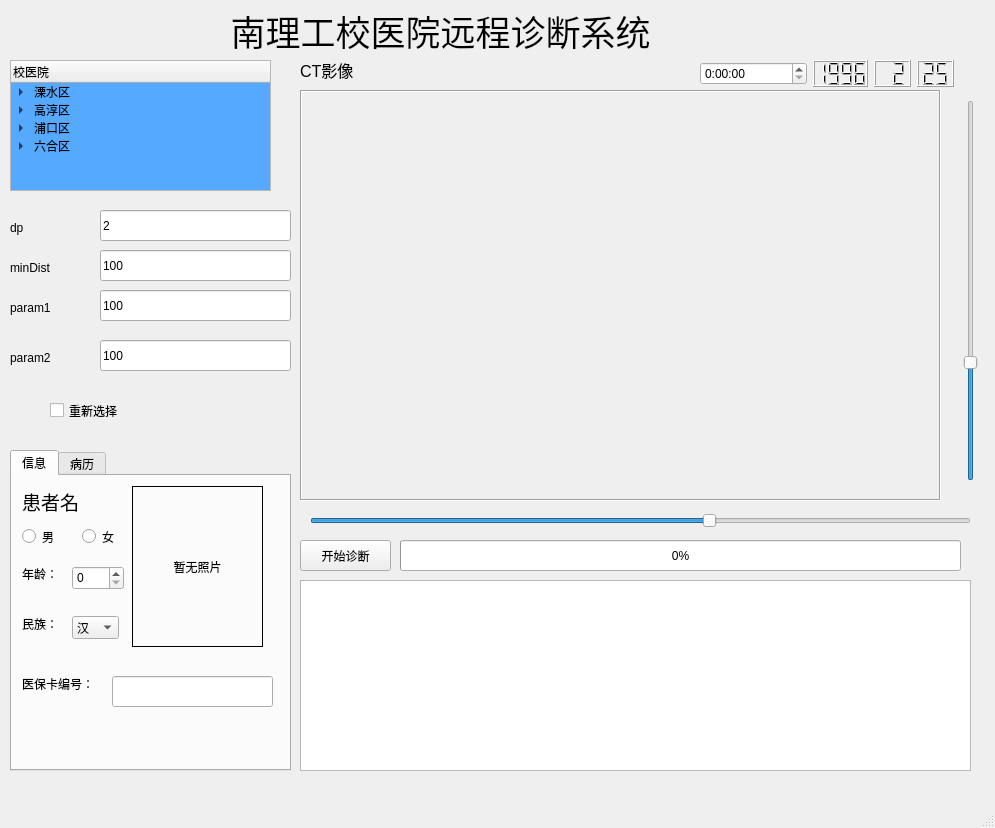
Qt form mainwindow.ui (luolaihua/TeleMedicine) before a commit.
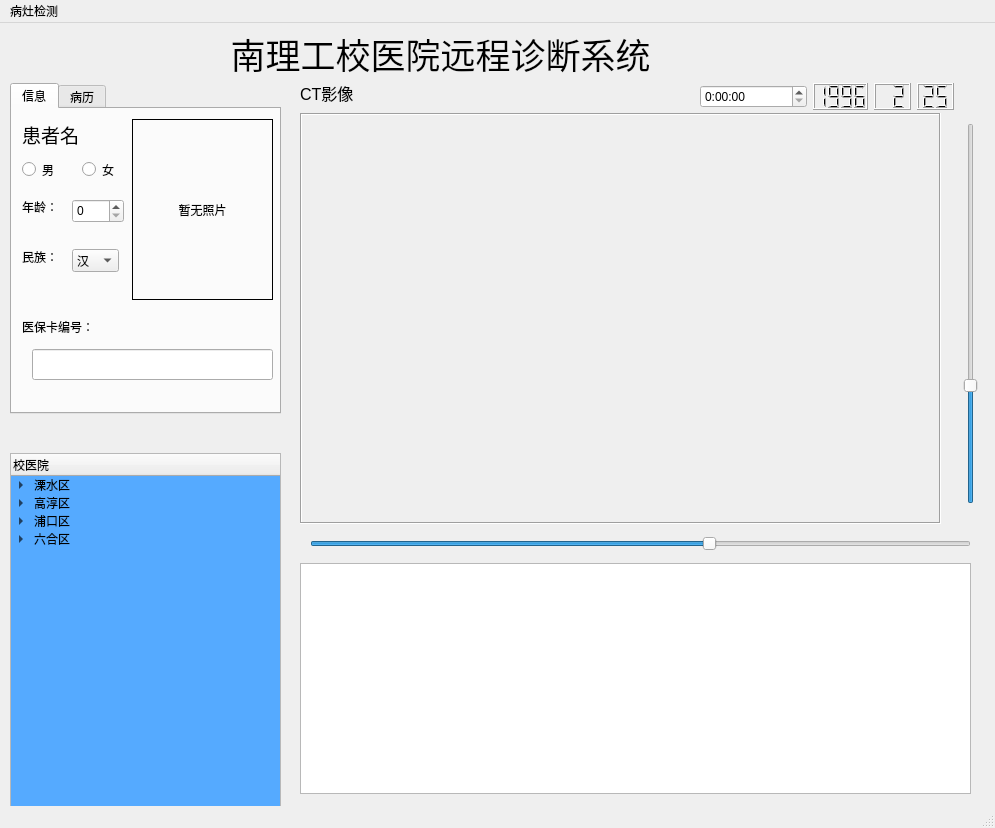
The same form after that commit. Icons and pictures are not drawn.

```diff
--- a/mainwindow.ui
+++ b/mainwindow.ui
@@ -52,9 +52,9 @@
     <property name="geometry">
      <rect>
       <x>10</x>
-      <y>60</y>
-      <width>261</width>
-      <height>131</height>
+      <y>430</y>
+      <width>271</width>
+      <height>361</height>
      </rect>
     </property>
     <property name="palette">
@@ -323,39 +323,13 @@
      <enum>Qt::Horizontal</enum>
     </property>
    </widget>
-   <widget class="QPushButton" name="pushButton">
-    <property name="geometry">
-     <rect>
-      <x>300</x>
-      <y>540</y>
-      <width>91</width>
-      <height>31</height>
-     </rect>
-    </property>
-    <property name="text">
-     <string>开始诊断</string>
-    </property>
-   </widget>
-   <widget class="QProgressBar" name="progressBar">
-    <property name="geometry">
-     <rect>
-      <x>400</x>
-      <y>540</y>
-      <width>561</width>
-      <height>31</height>
-     </rect>
-    </property>
-    <property name="value">
-     <number>0</number>
-    </property>
-   </widget>
    <widget class="QTabWidget" name="tabWidget">
     <property name="geometry">
      <rect>
       <x>10</x>
-      <y>450</y>
-      <width>281</width>
-      <height>321</height>
+      <y>60</y>
+      <width>271</width>
+      <height>331</height>
      </rect>
     </property>
     <property name="currentIndex">
@@ -379,7 +353,7 @@
       <property name="geometry">
        <rect>
         <x>10</x>
-        <y>200</y>
+        <y>210</y>
         <width>90</width>
         <height>15</height>
        </rect>
@@ -393,8 +367,8 @@
        <rect>
         <x>120</x>
         <y>10</y>
-        <width>131</width>
-        <height>161</height>
+        <width>141</width>
+        <height>181</height>
        </rect>
       </property>
       <property name="frameShape">
@@ -426,9 +400,9 @@
      <widget class="QLineEdit" name="ssnLineEdit">
       <property name="geometry">
        <rect>
-        <x>100</x>
-        <y>200</y>
-        <width>161</width>
+        <x>20</x>
+        <y>240</y>
+        <width>241</width>
         <height>31</height>
        </rect>
       </property>
@@ -540,142 +514,13 @@
     <property name="geometry">
      <rect>
       <x>300</x>
-      <y>580</y>
+      <y>540</y>
       <width>671</width>
-      <height>191</height>
+      <height>231</height>
      </rect>
     </property>
    </widget>
-   <widget class="QLineEdit" name="dp">
-    <property name="geometry">
-     <rect>
-      <x>100</x>
-      <y>210</y>
-      <width>191</width>
-      <height>31</height>
-     </rect>
-    </property>
-    <property name="inputMask">
-     <string/>
-    </property>
-    <property name="text">
-     <string>2</string>
-    </property>
-   </widget>
-   <widget class="QLineEdit" name="minDist">
-    <property name="geometry">
-     <rect>
-      <x>100</x>
-      <y>250</y>
-      <width>191</width>
-      <height>31</height>
-     </rect>
-    </property>
-    <property name="inputMask">
-     <string/>
-    </property>
-    <property name="text">
-     <string>100</string>
-    </property>
-   </widget>
-   <widget class="QLineEdit" name="param1">
-    <property name="geometry">
-     <rect>
-      <x>100</x>
-      <y>290</y>
-      <width>191</width>
-      <height>31</height>
-     </rect>
-    </property>
-    <property name="inputMask">
-     <string/>
-    </property>
-    <property name="text">
-     <string>100</string>
-    </property>
-   </widget>
-   <widget class="QLineEdit" name="param2">
-    <property name="geometry">
-     <rect>
-      <x>100</x>
-      <y>340</y>
-      <width>191</width>
-      <height>31</height>
-     </rect>
-    </property>
-    <property name="inputMask">
-     <string/>
-    </property>
-    <property name="text">
-     <string>100</string>
-    </property>
-   </widget>
-   <widget class="QLabel" name="dpla">
-    <property name="geometry">
-     <rect>
-      <x>10</x>
-      <y>220</y>
-      <width>72</width>
-      <height>15</height>
-     </rect>
-    </property>
-    <property name="text">
-     <string>dp</string>
-    </property>
-   </widget>
-   <widget class="QLabel" name="minDist66">
-    <property name="geometry">
-     <rect>
-      <x>10</x>
-      <y>260</y>
-      <width>72</width>
-      <height>15</height>
-     </rect>
-    </property>
-    <property name="text">
-     <string>minDist</string>
-    </property>
-   </widget>
-   <widget class="QLabel" name="label_9">
-    <property name="geometry">
-     <rect>
-      <x>10</x>
-      <y>300</y>
-      <width>72</width>
-      <height>15</height>
-     </rect>
-    </property>
-    <property name="text">
-     <string>param1</string>
-    </property>
-   </widget>
-   <widget class="QLabel" name="label_10">
-    <property name="geometry">
-     <rect>
-      <x>10</x>
-      <y>350</y>
-      <width>72</width>
-      <height>15</height>
-     </rect>
-    </property>
-    <property name="text">
-     <string>param2</string>
-    </property>
-   </widget>
-   <widget class="QCheckBox" name="checkBox">
-    <property name="geometry">
-     <rect>
-      <x>50</x>
-      <y>400</y>
-      <width>93</width>
-      <height>21</height>
-     </rect>
-    </property>
-    <property name="text">
-     <string>重新选择</string>
-    </property>
-   </widget>
-   <widget class="QWidget" name="">
+   <widget class="QWidget" name="layoutWidget">
     <property name="geometry">
      <rect>
       <x>700</x>
@@ -744,6 +589,15 @@
      <height>25</height>
     </rect>
    </property>
+   <widget class="QMenu" name="menu">
+    <property name="title">
+     <string>病灶检测</string>
+    </property>
+    <addaction name="actionStart"/>
+    <addaction name="actionparamSet"/>
+    <addaction name="actionresetCT"/>
+   </widget>
+   <addaction name="menu"/>
   </widget>
   <widget class="QStatusBar" name="statusbar"/>
  </widget>
```
Left out of the diff: 15 changed lines with no effect on the pictures.
